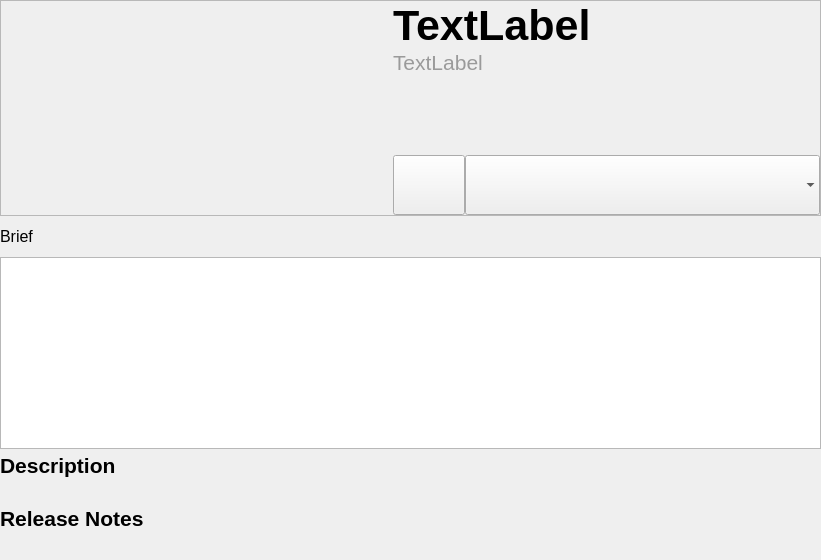
Old version of the form ola/client/store/item_form.ui in the repository myapps-directory/myapps-client-store.
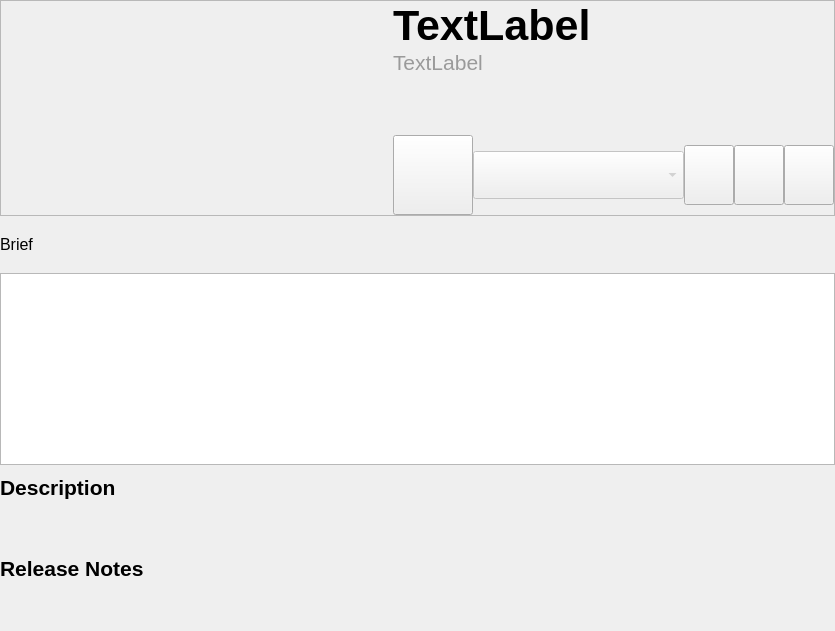
New version of the form.

```diff
--- a/ola/client/store/item_form.ui
+++ b/ola/client/store/item_form.ui
@@ -6,8 +6,8 @@
    <rect>
     <x>0</x>
     <y>0</y>
-    <width>821</width>
-    <height>560</height>
+    <width>835</width>
+    <height>631</height>
    </rect>
   </property>
   <property name="windowTitle">
@@ -51,8 +51,8 @@
        <rect>
         <x>0</x>
         <y>0</y>
-        <width>800</width>
-        <height>580</height>
+        <width>835</width>
+        <height>631</height>
        </rect>
       </property>
       <layout class="QVBoxLayout" name="verticalLayout">
@@ -646,14 +646,14 @@
                 </property>
                 <property name="minimumSize">
                  <size>
-                  <width>60</width>
-                  <height>60</height>
+                  <width>80</width>
+                  <height>80</height>
                  </size>
                 </property>
                 <property name="maximumSize">
                  <size>
-                  <width>72</width>
-                  <height>72</height>
+                  <width>80</width>
+                  <height>80</height>
                  </size>
                 </property>
                 <property name="text">
@@ -661,8 +661,8 @@
                 </property>
                 <property name="iconSize">
                  <size>
-                  <width>32</width>
-                  <height>32</height>
+                  <width>48</width>
+                  <height>48</height>
                  </size>
                 </property>
                 <property name="checkable">
@@ -681,12 +681,21 @@
               </item>
               <item>
                <widget class="QComboBox" name="comboBox">
+                <property name="enabled">
+                 <bool>false</bool>
+                </property>
                 <property name="sizePolicy">
-                 <sizepolicy hsizetype="Preferred" vsizetype="Preferred">
+                 <sizepolicy hsizetype="Preferred" vsizetype="Fixed">
                   <horstretch>0</horstretch>
                   <verstretch>0</verstretch>
                  </sizepolicy>
                 </property>
+                <property name="minimumSize">
+                 <size>
+                  <width>0</width>
+                  <height>48</height>
+                 </size>
+                </property>
                 <property name="mouseTracking">
                  <bool>true</bool>
                 </property>
@@ -704,12 +713,87 @@
                 </property>
                 <property name="iconSize">
                  <size>
-                  <width>64</width>
-                  <height>64</height>
+                  <width>46</width>
+                  <height>46</height>
                  </size>
                 </property>
                 <property name="frame">
-                 <bool>false</bool>
+                 <bool>true</bool>
+                </property>
+               </widget>
+              </item>
+              <item>
+               <widget class="QPushButton" name="review_accept_button">
+                <property name="minimumSize">
+                 <size>
+                  <width>50</width>
+                  <height>50</height>
+                 </size>
+                </property>
+                <property name="maximumSize">
+                 <size>
+                  <width>50</width>
+                  <height>60</height>
+                 </size>
+                </property>
+                <property name="text">
+                 <string notr="true"/>
+                </property>
+                <property name="iconSize">
+                 <size>
+                  <width>48</width>
+                  <height>48</height>
+                 </size>
+                </property>
+               </widget>
+              </item>
+              <item>
+               <widget class="QPushButton" name="review_reject_button">
+                <property name="minimumSize">
+                 <size>
+                  <width>50</width>
+                  <height>50</height>
+                 </size>
+                </property>
+                <property name="maximumSize">
+                 <size>
+                  <width>50</width>
+                  <height>60</height>
+                 </size>
+                </property>
+                <property name="text">
+                 <string notr="true"/>
+                </property>
+                <property name="iconSize">
+                 <size>
+                  <width>48</width>
+                  <height>48</height>
+                 </size>
+                </property>
+               </widget>
+              </item>
+              <item>
+               <widget class="QPushButton" name="configure_button">
+                <property name="minimumSize">
+                 <size>
+                  <width>50</width>
+                  <height>50</height>
+                 </size>
+                </property>
+                <property name="maximumSize">
+                 <size>
+                  <width>50</width>
+                  <height>60</height>
+                 </size>
+                </property>
+                <property name="text">
+                 <string notr="true"/>
+                </property>
+                <property name="iconSize">
+                 <size>
+                  <width>48</width>
+                  <height>48</height>
+                 </size>
                 </property>
                </widget>
               </item>
```
Left out of the diff: 9 changed lines with no effect on the pictures.
